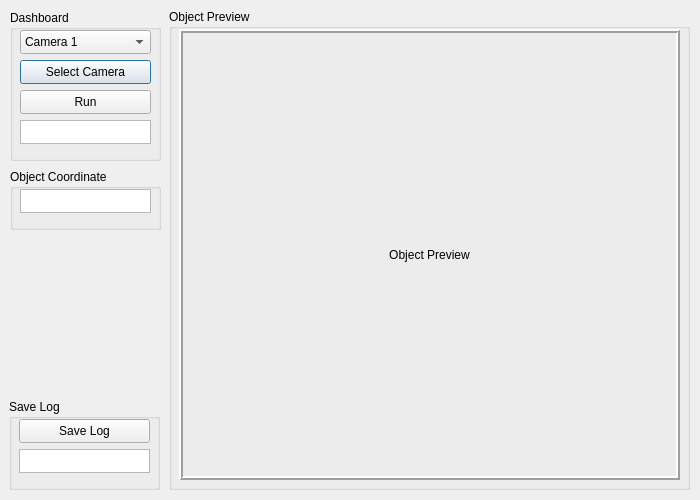
The window that Program/Aplikasi Deteksi Hama/theme/main.ui (bima0302/Prototype) describes before a commit, drawn with Qt 5.
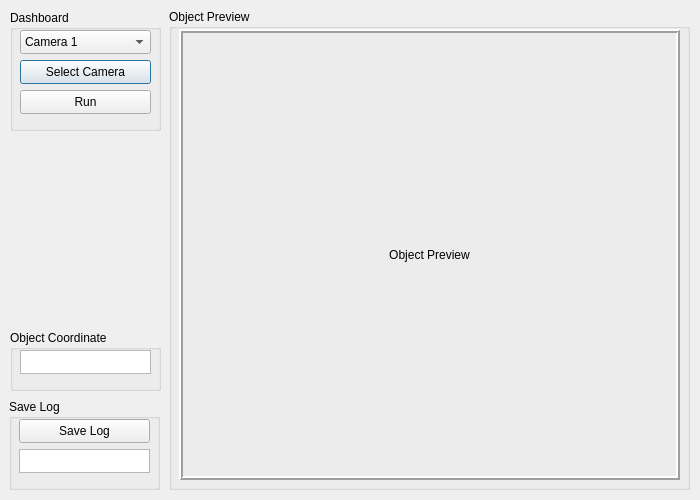
The same window after the commit.

Diff of the .ui file:
```diff
--- a/Program/Aplikasi Deteksi Hama/theme/main.ui
+++ b/Program/Aplikasi Deteksi Hama/theme/main.ui
@@ -19,7 +19,7 @@
      <x>10</x>
      <y>10</y>
      <width>151</width>
-     <height>151</height>
+     <height>121</height>
     </rect>
    </property>
    <property name="title">
@@ -74,24 +74,6 @@
      <string>Run</string>
     </property>
    </widget>
-   <widget class="QTextBrowser" name="runningText">
-    <property name="geometry">
-     <rect>
-      <x>10</x>
-      <y>110</y>
-      <width>131</width>
-      <height>24</height>
-     </rect>
-    </property>
-    <property name="font">
-     <font>
-      <pointsize>9</pointsize>
-     </font>
-    </property>
-    <property name="layoutDirection">
-     <enum>Qt::LeftToRight</enum>
-    </property>
-   </widget>
   </widget>
   <widget class="QGroupBox" name="objectPreviewBox">
    <property name="geometry">
@@ -141,7 +123,7 @@
    <property name="geometry">
     <rect>
      <x>10</x>
-     <y>169</y>
+     <y>330</y>
      <width>151</width>
      <height>61</height>
     </rect>
```
